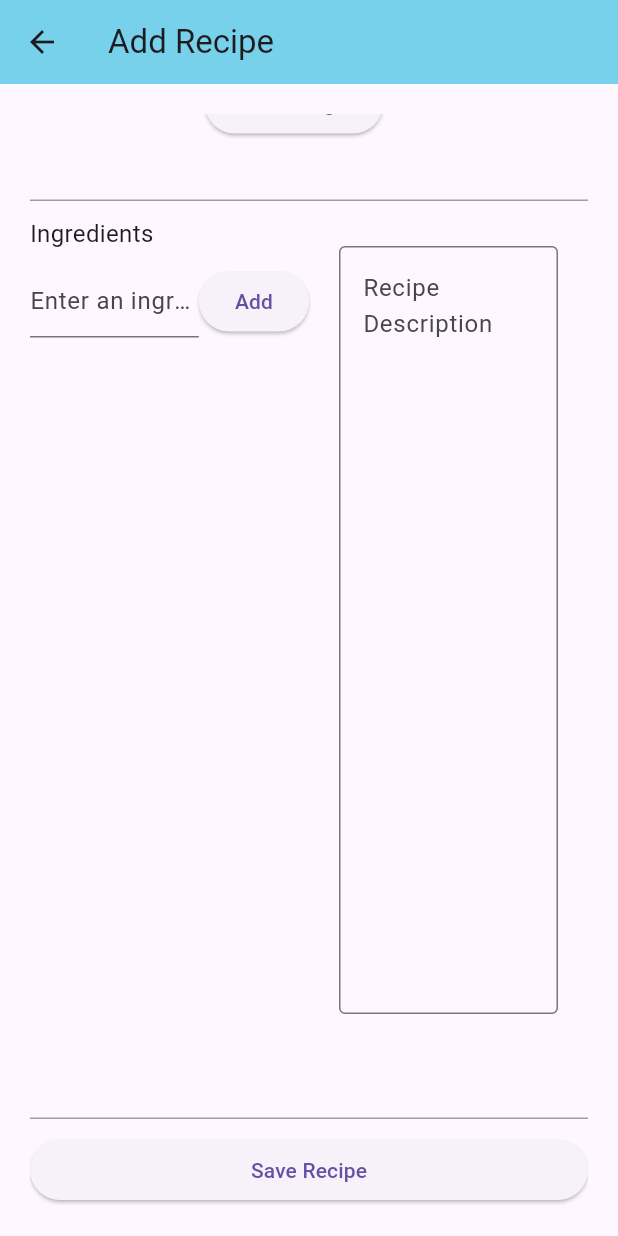
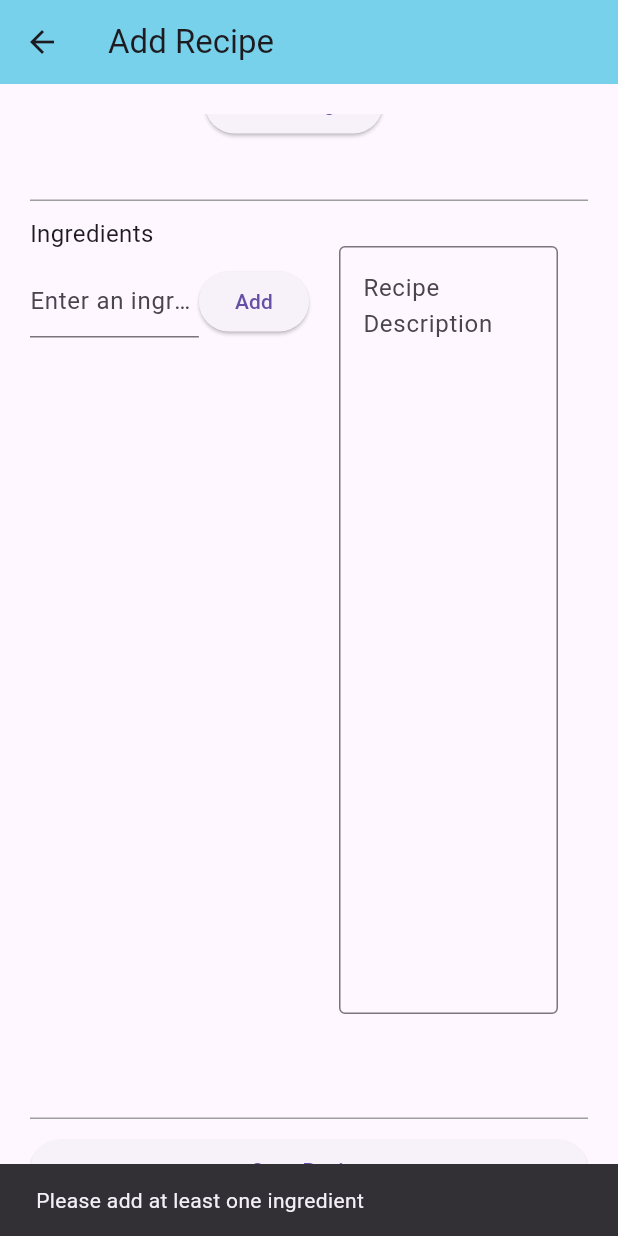
Before and after one commit to AAU-ASE-23W-Grp-D/RecipeOrganizerFrontend, a Flutter app: the AddRecipePage screen opened directly with empty values, scrolled down 67 dp, after a tap on "Save Recipe", on a phone screen of 412 x 824 dp. Run offline on Flutter 3.47's test engine with Material 3 defaults, Android fonts, the phone set to English and light mode, and no system bars; our stand-ins replace dotted_border, flutter_secure_storage, google_nav_bar, image_picker, shared_preferences; missing offline and left inert: adaptive_navbar, global_configuration; accounts and stored records are empty; network calls fail.

Commit message:
Added error checks in add_recipe_screen.dart
- Checks, if at least one ingredient is present
- Checks, if a description is present
- Checks, if a image is provided

```diff
--- a/lib/screens/add_recipe_screen.dart
+++ b/lib/screens/add_recipe_screen.dart
@@ -66,6 +66,28 @@ class AddRecipePageState extends State<AddRecipePage> {
             //Add a "Save Recipe" button here
             ElevatedButton(
               onPressed: () {
+                if(ingredients.isEmpty) {
+                  ScaffoldMessenger.of(context).showSnackBar(
+                    const SnackBar(
+                      content: Text("Please add at least one ingredient"),
+                    ),
+                  );
+                  return;
+                } else if(_descriptionController.text.isEmpty) {
+                  ScaffoldMessenger.of(context).showSnackBar(
+                    const SnackBar(
+                      content: Text("Please add a description"),
+                    ),
+                  );
+                  return;
+                } else if(image == null) {
+                  ScaffoldMessenger.of(context).showSnackBar(
+                    const SnackBar(
+                      content: Text("Please add an image"),
+                    ),
+                  );
+                  return;
+                } else {
                   String formattedIngredients = ingredients //100ml Milk -> 100ml*Milk,...
                       .map((ingredient) {
                     List<String> parts = ingredient.split(' ');
@@ -83,6 +105,7 @@ class AddRecipePageState extends State<AddRecipePage> {
                           image: imageBytes),
                       context
                   );
+                }
               },
               child: const Text("Save Recipe"),
             ),
```
Lines whose indentation alone changed are shown as unchanged.
